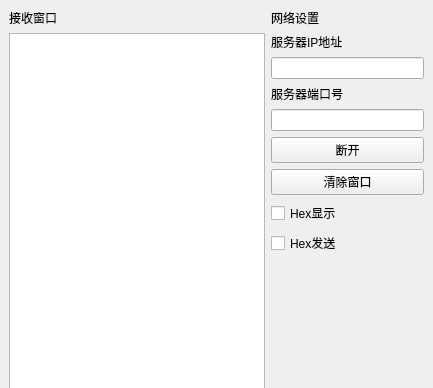
sitakerchen/MultiStereo, file 2_Proj/client/tcpclient.ui: the form before one commit; both pictures show x 0 to 433 and y 0 to 388 of the 433 by 788 pixel window.
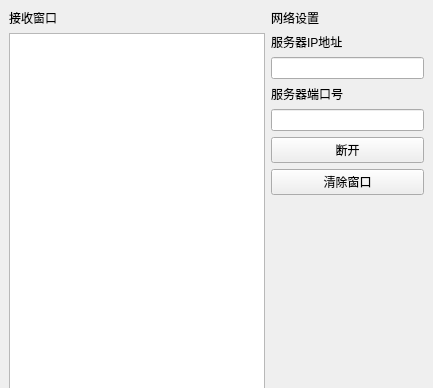
The form after the commit.

```diff
--- a/2_Proj/client/tcpclient.ui
+++ b/2_Proj/client/tcpclient.ui
@@ -74,20 +74,6 @@
           </property>
          </widget>
         </item>
-        <item>
-         <widget class="QCheckBox" name="checkBoxHexDisplay">
-          <property name="text">
-           <string>Hex显示</string>
-          </property>
-         </widget>
-        </item>
-        <item>
-         <widget class="QCheckBox" name="checkBoxHexSend">
-          <property name="text">
-           <string>Hex发送</string>
-          </property>
-         </widget>
-        </item>
        </layout>
       </item>
       <item row="1" column="1">
```
